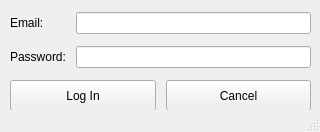
Before: the Qt Designer form GUI/Layouts/LogInWindow.ui in brandonabela/8-Ball-Pool-Analysis, drawn with Qt 5.
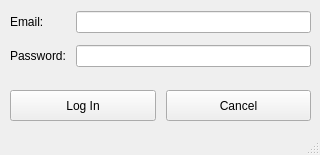
After: the same form once the commit is applied.

Patch:
```diff
--- a/GUI/Layouts/LogInWindow.ui
+++ b/GUI/Layouts/LogInWindow.ui
@@ -7,7 +7,7 @@
     <x>0</x>
     <y>0</y>
     <width>320</width>
-    <height>132</height>
+    <height>155</height>
    </rect>
   </property>
   <property name="windowTitle">
@@ -17,16 +17,28 @@
    <widget class="QWidget" name="horizontalLayoutWidget">
     <property name="geometry">
      <rect>
-      <x>10</x>
+      <x>0</x>
       <y>80</y>
-      <width>301</width>
-      <height>31</height>
+      <width>321</width>
+      <height>51</height>
      </rect>
     </property>
     <layout class="QHBoxLayout" name="horizontalLayout">
      <property name="spacing">
       <number>10</number>
      </property>
+     <property name="leftMargin">
+      <number>10</number>
+     </property>
+     <property name="topMargin">
+      <number>10</number>
+     </property>
+     <property name="rightMargin">
+      <number>10</number>
+     </property>
+     <property name="bottomMargin">
+      <number>10</number>
+     </property>
      <item>
       <widget class="QPushButton" name="logInButton">
        <property name="sizePolicy">
@@ -58,13 +70,25 @@
    <widget class="QWidget" name="gridLayoutWidget">
     <property name="geometry">
      <rect>
-      <x>10</x>
-      <y>10</y>
-      <width>301</width>
-      <height>61</height>
+      <x>0</x>
+      <y>-1</y>
+      <width>321</width>
+      <height>81</height>
      </rect>
     </property>
     <layout class="QGridLayout" name="gridLayout">
+     <property name="leftMargin">
+      <number>10</number>
+     </property>
+     <property name="topMargin">
+      <number>10</number>
+     </property>
+     <property name="rightMargin">
+      <number>10</number>
+     </property>
+     <property name="bottomMargin">
+      <number>10</number>
+     </property>
      <property name="spacing">
       <number>10</number>
      </property>
```
